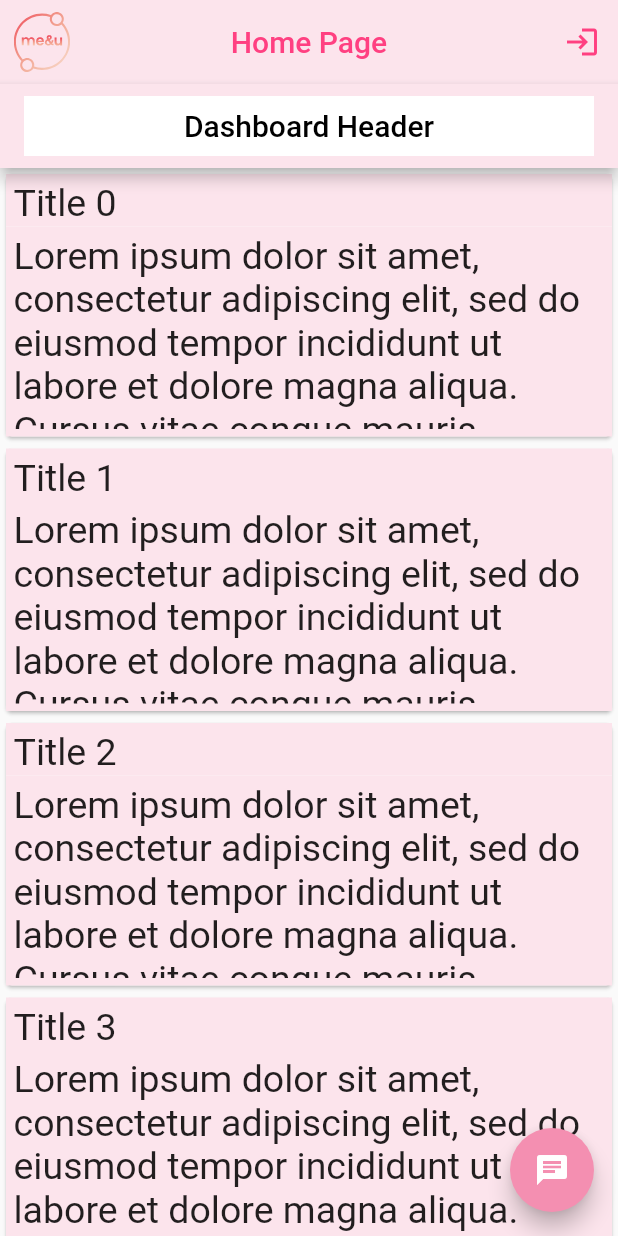
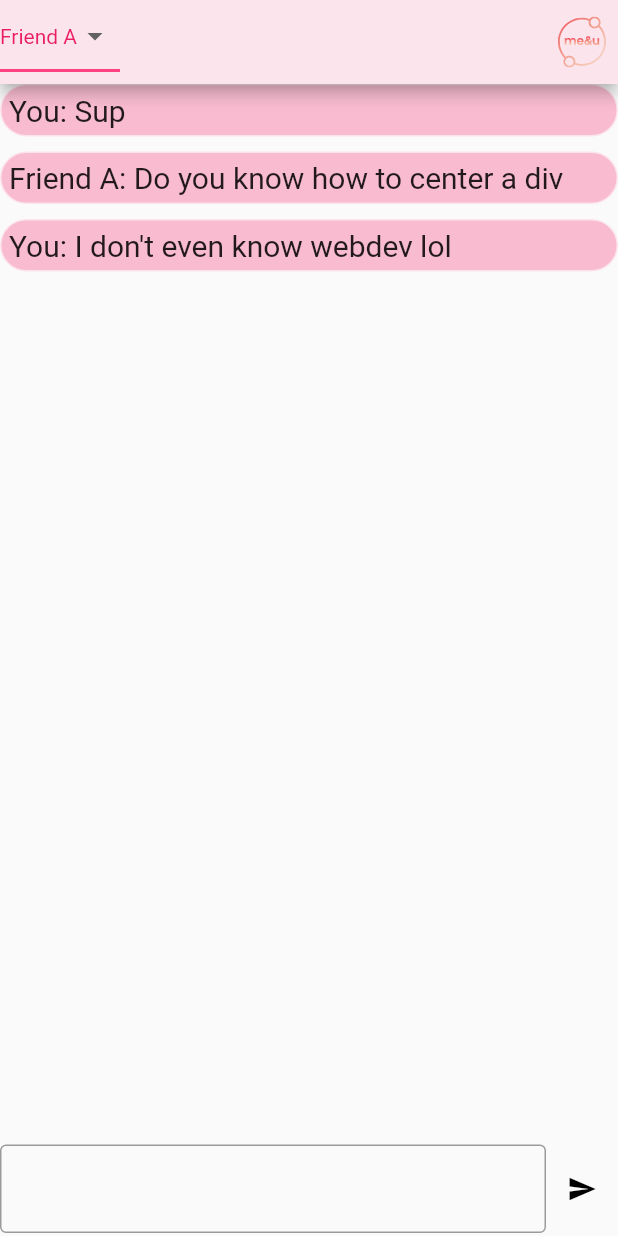
Before and after one commit to DatLam25/me_n_uoc, a Flutter app: the screen it shows after launch, after a tap on the "chat" icon, on a phone screen of 412 x 824 dp. Run offline on Flutter 3.47's test engine with Material 2 defaults, Android fonts, the phone set to English and light mode, and no system bars; our stand-ins replace flutter_svg.

Commit message:
Add Chat Page

```diff
--- a/lib/chat.dart
+++ b/lib/chat.dart
@@ -1 +1,128 @@
 part of menuoc;
+
+class ChatPage extends StatefulWidget {
+  const ChatPage({Key? key}) : super(key: key);
+
+  @override
+  _ChatPageState createState() => _ChatPageState();
+}
+
+class _ChatPageState extends State<ChatPage> {
+  String dropdownValue = 'Friend A';
+
+  @override
+  Widget build(BuildContext context) {
+    return Scaffold(
+      appBar: AppBar(
+        leadingWidth: 80,
+        leading: DropdownButton<String>(
+          value: dropdownValue,
+          elevation: 16,
+          style: const TextStyle(color: Colors.pink),
+          underline: Container(
+            height: 2,
+            color: Colors.pinkAccent,
+          ),
+          onChanged: (String? newValue) {
+            setState(() {
+              dropdownValue = newValue!;
+            });
+          },
+          items: <String>['Friend A', 'Friend B', 'Friend C', 'Friend D']
+              .map<DropdownMenuItem<String>>((String value) {
+            return DropdownMenuItem<String>(
+              value: value,
+              child: Text(value),
+            );
+          }).toList(),
+        ),
+        actions: <Widget>[
+          IconButton(
+              onPressed: () {
+                Navigator.pop(context);
+              },
+              icon: SvgPicture.asset(
+                logoAsset,
+                semanticsLabel: "Me&UofC",
+              ))
+        ],
+      ),
+      body: Column(
+        children: <Widget>[
+          Expanded(
+              child: ListView(
+            children: <Widget>[
+              Container(
+                  padding: const EdgeInsets.all(5),
+                  alignment: Alignment.centerLeft,
+                  decoration: BoxDecoration(
+                      color: Colors.pink[100],
+                      border: Border.all(
+                        color: Colors.pink.shade50,
+                      ),
+                      borderRadius:
+                          const BorderRadius.all(Radius.circular(20))),
+                  child: const Text(
+                    "You: Sup",
+                    style: TextStyle(fontSize: 20),
+                  )),
+              const SizedBox(height: 10),
+              Container(
+                  padding: const EdgeInsets.all(5),
+                  alignment: Alignment.centerLeft,
+                  decoration: BoxDecoration(
+                      color: Colors.pink[100],
+                      border: Border.all(
+                        color: Colors.pink.shade50,
+                      ),
+                      borderRadius:
+                          const BorderRadius.all(Radius.circular(20))),
+                  child: Text(
+                    "$dropdownValue: Do you know how to center a div",
+                    style: const TextStyle(fontSize: 20),
+                  )),
+              const SizedBox(height: 10),
+              Container(
+                  padding: const EdgeInsets.all(5),
+                  alignment: Alignment.centerLeft,
+                  decoration: BoxDecoration(
+                      color: Colors.pink[100],
+                      border: Border.all(
+                        color: Colors.pink.shade50,
+                      ),
+                      borderRadius:
+                          const BorderRadius.all(Radius.circular(20))),
+                  child: const Text(
+                    "You: I don't even know webdev lol",
+                    style: TextStyle(fontSize: 20),
+                  )),
+            ],
+          )),
+          Container(
+              padding: const EdgeInsets.symmetric(vertical: 2.0),
+              child: Row(mainAxisAlignment: MainAxisAlignment.end, children: [
+                // First child is enter comment text input
+                Expanded(
+                  child: TextFormField(
+                    autocorrect: true,
+                    decoration: const InputDecoration(
+                      border: OutlineInputBorder(
+                          // borderRadius:
+                          //     BorderRadius.all(Radius.zero(5.0)),
+                          borderSide: BorderSide(color: Colors.black)),
+                    ),
+                  ),
+                ),
+                // Second child is button
+                IconButton(
+                  icon: const Icon(Icons.send),
+                  color: Colors.black,
+                  iconSize: 20.0,
+                  onPressed: () {},
+                )
+              ])),
+        ],
+      ),
+    );
+  }
+}
--- a/lib/homepage.dart
+++ b/lib/homepage.dart
@@ -109,7 +109,9 @@ class _HomePageState extends State<HomePage> {
         ],
       ),
       floatingActionButton: FloatingActionButton(
-        onPressed: () {}, //To Chat Page
+        onPressed: () {
+          Navigator.push(context, MaterialPageRoute(builder: (context) => const ChatPage()));
+        }, //To Chat Page
         tooltip: 'Open Chat',
         child: const Icon(Icons.chat),
         backgroundColor: Colors.pink.shade200,
--- a/lib/login.dart
+++ b/lib/login.dart
@@ -13,10 +13,7 @@ class _LoginPageState extends State<LoginPage> {
     return Scaffold(
         appBar: AppBar(
           leading: IconButton(
-            icon: SvgPicture.asset(
-              logoAsset,
-              semanticsLabel: "Me&UofC",
-            ),
+            icon: const Icon(Icons.arrow_back),
             onPressed: () {
               Navigator.pop(context);
             }, //To Home Page
--- a/lib/register.dart
+++ b/lib/register.dart
@@ -29,7 +29,6 @@ class _RegisterPageState extends State<RegisterPage> {
               ),
               const SizedBox(height: 20),
               const TextField(
-
                   decoration: InputDecoration(
                 hintText: "Username",
                 border: OutlineInputBorder(),
```
